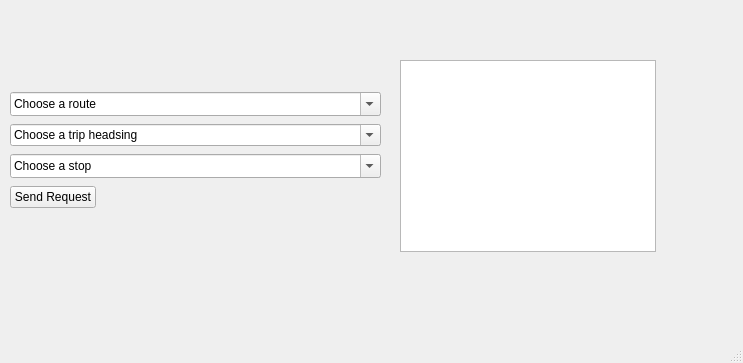
Above: ui/MainWindow.ui from nathanfourniol/neobibus before the change. Below: the same form after it.
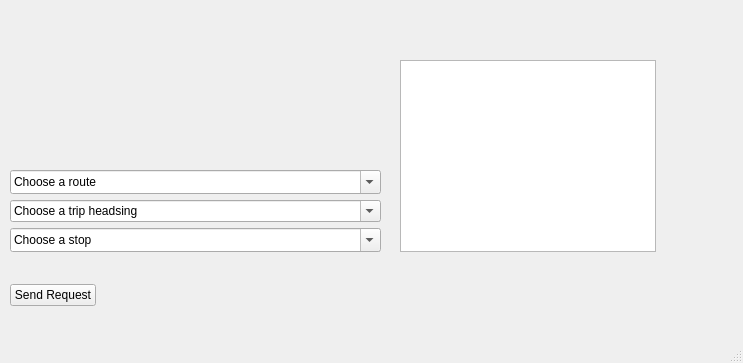
That is the form after the change.

Diff of the .ui file:
```diff
--- a/ui/MainWindow.ui
+++ b/ui/MainWindow.ui
@@ -31,9 +31,9 @@
     <property name="geometry">
      <rect>
       <x>10</x>
-      <y>90</y>
+      <y>170</y>
       <width>371</width>
-      <height>120</height>
+      <height>136</height>
      </rect>
     </property>
     <layout class="QVBoxLayout" name="verticalLayout">
@@ -76,6 +76,9 @@
        </property>
       </widget>
      </item>
+     <item>
+      <widget class="QWidget" name="widget" native="true"/>
+     </item>
      <item>
       <widget class="QPushButton" name="pushButton_send_request">
        <property name="enabled">
@@ -100,18 +103,15 @@
      </item>
     </layout>
    </widget>
-   <widget class="QLabel" name="label_background">
+   <widget class="QWidget" name="img" native="true">
     <property name="geometry">
      <rect>
-      <x>100</x>
-      <y>30</y>
-      <width>451</width>
-      <height>271</height>
+      <x>10</x>
+      <y>20</y>
+      <width>371</width>
+      <height>131</height>
      </rect>
     </property>
-    <property name="text">
-     <string/>
-    </property>
    </widget>
   </widget>
   <widget class="QMenuBar" name="menubar">
```
